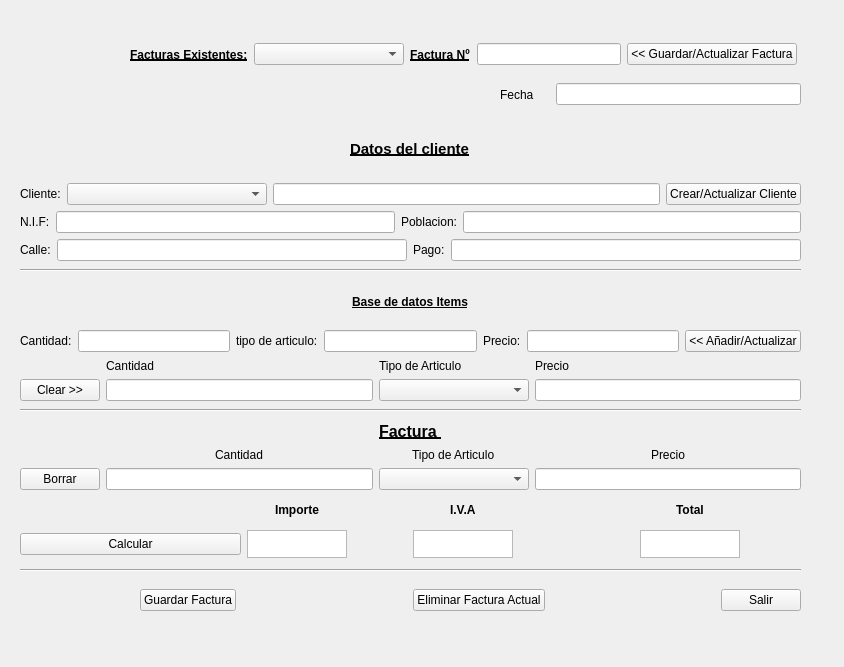
Above: interfaz_v004.ui from damasko/facturador_git before the change. Below: the same form after it.
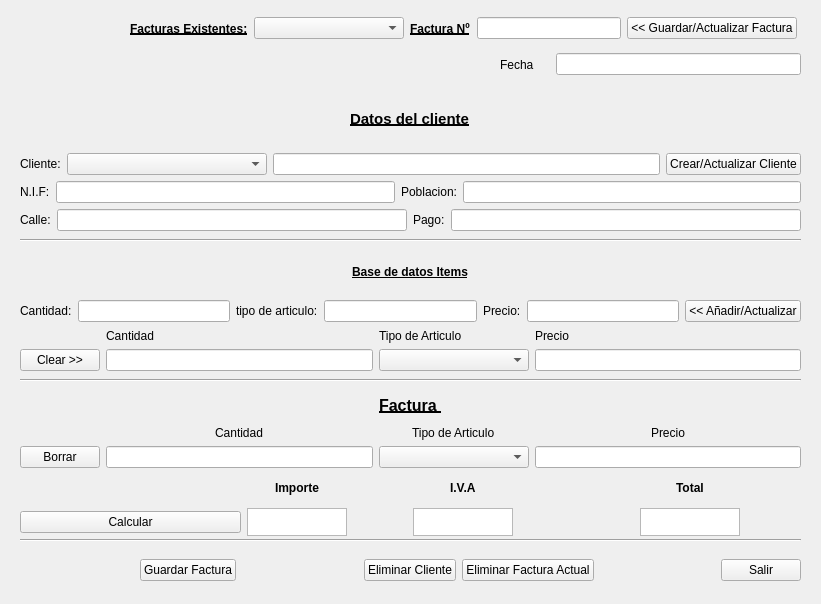
That is the form after the change.

Commit message: habilitada la option eliminar cliente

```diff
--- a/interfaz_v004.ui
+++ b/interfaz_v004.ui
@@ -9,8 +9,8 @@
    <rect>
     <x>0</x>
     <y>0</y>
-    <width>844</width>
-    <height>667</height>
+    <width>821</width>
+    <height>604</height>
    </rect>
   </property>
   <property name="sizePolicy">
@@ -33,9 +33,9 @@
     <property name="geometry">
      <rect>
       <x>20</x>
-      <y>420</y>
+      <y>390</y>
       <width>781</width>
-      <height>138</height>
+      <height>146</height>
      </rect>
     </property>
     <layout class="QGridLayout" name="gridLayout_5">
@@ -212,9 +212,9 @@
     <property name="geometry">
      <rect>
       <x>130</x>
-      <y>40</y>
+      <y>10</y>
       <width>667</width>
-      <height>29</height>
+      <height>37</height>
      </rect>
     </property>
     <layout class="QHBoxLayout" name="horizontalLayout_3">
@@ -272,7 +272,7 @@
     <property name="geometry">
      <rect>
       <x>140</x>
-      <y>580</y>
+      <y>550</y>
       <width>661</width>
       <height>41</height>
      </rect>
@@ -298,6 +298,13 @@
        </property>
       </spacer>
      </item>
+     <item>
+      <widget class="QPushButton" name="rmclienteB">
+       <property name="text">
+        <string>Eliminar Cliente</string>
+       </property>
+      </widget>
+     </item>
      <item>
       <widget class="QPushButton" name="rmallfac">
        <property name="text">
@@ -331,7 +338,7 @@
     <property name="geometry">
      <rect>
       <x>20</x>
-      <y>120</y>
+      <y>90</y>
       <width>781</width>
       <height>141</height>
      </rect>
@@ -468,7 +475,7 @@
     <property name="geometry">
      <rect>
       <x>20</x>
-      <y>280</y>
+      <y>250</y>
       <width>781</width>
       <height>121</height>
      </rect>
@@ -601,7 +608,7 @@
     <property name="geometry">
      <rect>
       <x>500</x>
-      <y>80</y>
+      <y>50</y>
       <width>301</width>
       <height>29</height>
      </rect>
@@ -648,7 +655,7 @@
     <property name="geometry">
      <rect>
       <x>20</x>
-      <y>260</y>
+      <y>230</y>
       <width>781</width>
       <height>20</height>
      </rect>
@@ -661,7 +668,7 @@
     <property name="geometry">
      <rect>
       <x>20</x>
-      <y>400</y>
+      <y>370</y>
       <width>781</width>
       <height>20</height>
      </rect>
@@ -674,7 +681,7 @@
     <property name="geometry">
      <rect>
       <x>20</x>
-      <y>560</y>
+      <y>530</y>
       <width>781</width>
       <height>20</height>
      </rect>
```
The commit also changes 2 other files.
